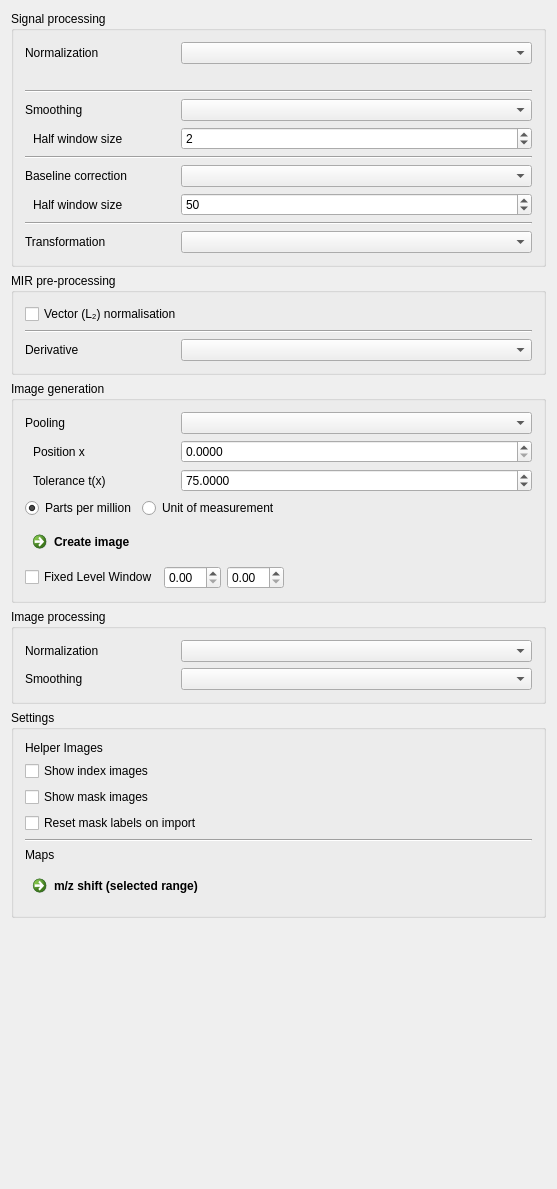
Above: Plugins/org.mitk.gui.qt.m2.data/src/internal/m2DataView.ui from m2aia/m2aia before the change. Below: the same form after it.
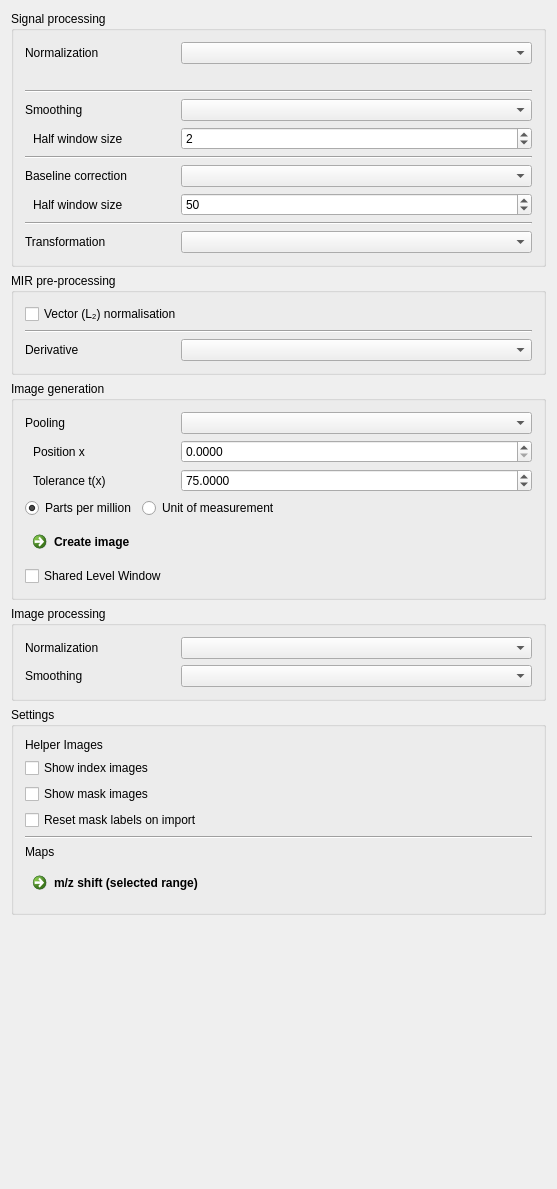
That is the form after the change. Custom widgets are drawn as their Qt base class.

Commit message: Add intensity range slider for shared level window adjustment in data view #58

Patch:
```diff
--- a/Plugins/org.mitk.gui.qt.m2.data/src/internal/m2DataView.ui
+++ b/Plugins/org.mitk.gui.qt.m2.data/src/internal/m2DataView.ui
@@ -711,28 +711,16 @@
         <item>
          <widget class="QCheckBox" name="CBUseFixedLevel">
           <property name="text">
-           <string>Fixed Level Window</string>
+           <string>Shared Level Window</string>
           </property>
          </widget>
         </item>
         <item>
-         <widget class="QDoubleSpinBox" name="spnBxLevel"/>
-        </item>
-        <item>
-         <widget class="QDoubleSpinBox" name="spnBxWindow"/>
-        </item>
-        <item>
-         <spacer name="horizontalSpacer_2">
-          <property name="orientation">
-           <enum>Qt::Orientation::Horizontal</enum>
+         <widget class="ctkRangeWidget" name="intensityRangeSlider" native="true">
+          <property name="toolTip">
+           <string>Set the lower and upper intensity bounds as percentages (0–100 %) of the auto-detected data range. Only active when "Shared Level Window" is checked.</string>
           </property>
-          <property name="sizeHint" stdset="0">
-           <size>
-            <width>40</width>
-            <height>20</height>
-           </size>
-          </property>
-         </spacer>
+         </widget>
         </item>
        </layout>
       </item>
@@ -937,6 +925,14 @@
   </layout>
  </widget>
  <layoutdefault spacing="6" margin="11"/>
+ <customwidgets>
+  <customwidget>
+   <class>ctkRangeWidget</class>
+   <extends>QWidget</extends>
+   <header>ctkRangeWidget.h</header>
+   <container>1</container>
+  </customwidget>
+ </customwidgets>
  <resources/>
  <connections/>
 </ui>
```
The commit also changes 1 other file.
